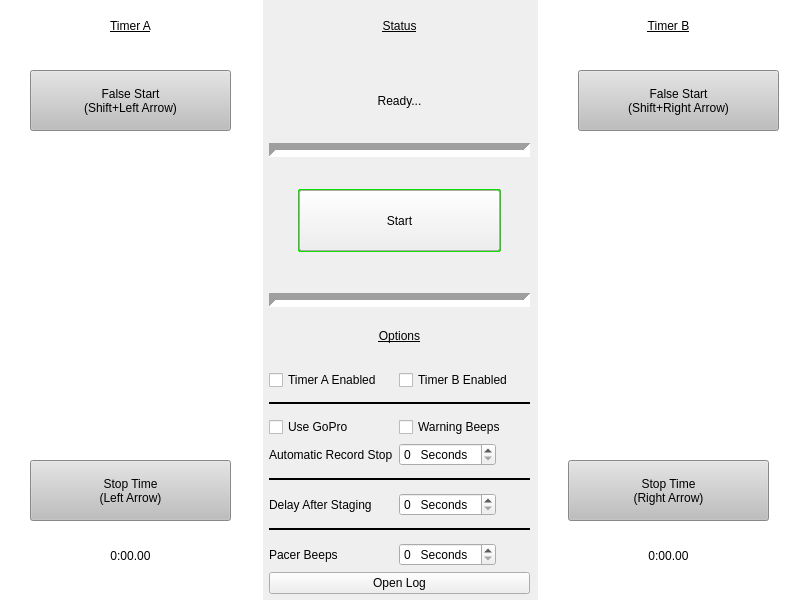
Quantum158/SpeedController, file modules/GUI.ui: the form before one commit.
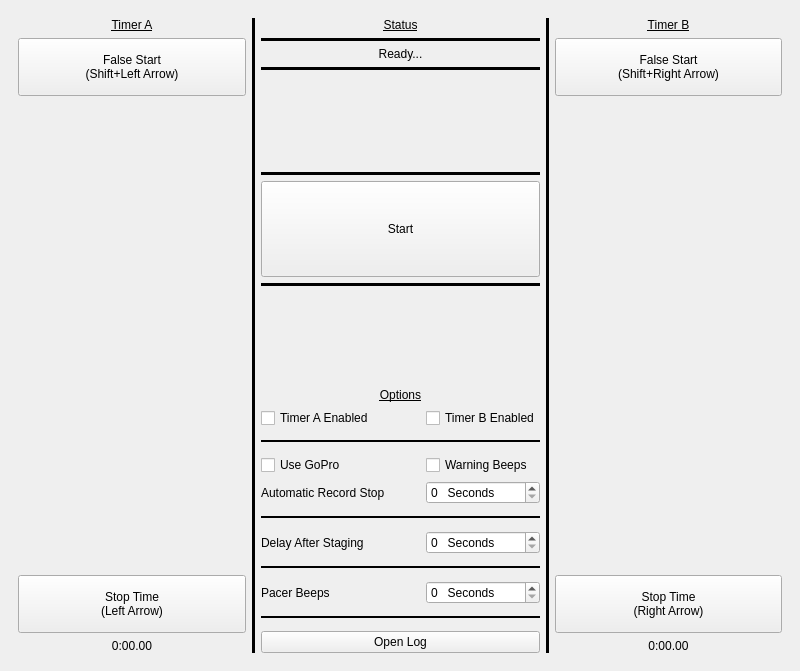
The form after the commit.

What changed in the file:
```diff
--- a/modules/GUI.ui
+++ b/modules/GUI.ui
@@ -7,7 +7,7 @@
     <x>0</x>
     <y>0</y>
     <width>800</width>
-    <height>600</height>
+    <height>671</height>
    </rect>
   </property>
   <property name="minimumSize">
@@ -18,8 +18,8 @@
   </property>
   <property name="maximumSize">
    <size>
-    <width>800</width>
-    <height>600</height>
+    <width>16777215</width>
+    <height>16777215</height>
    </size>
   </property>
   <property name="mouseTracking">
@@ -43,34 +43,23 @@
    </property>
    <property name="maximumSize">
     <size>
-     <width>800</width>
-     <height>600</height>
+     <width>16777215</width>
+     <height>16777215</height>
     </size>
    </property>
-   <widget class="QWidget" name="horizontalLayoutWidget">
-    <property name="geometry">
-     <rect>
-      <x>0</x>
-      <y>0</y>
-      <width>801</width>
-      <height>621</height>
-     </rect>
-    </property>
+   <layout class="QGridLayout" name="gridLayout">
+    <item row="0" column="0">
     <layout class="QHBoxLayout" name="MainLayout">
      <item>
-      <widget class="QWidget" name="AHalf" native="true">
-       <property name="styleSheet">
-        <string notr="true">background-color: rgb(255, 255, 255);</string>
-       </property>
+       <widget class="QWidget" name="CenterPart" native="true">
+        <property name="enabled">
+         <bool>true</bool>
+        </property>
+        <layout class="QHBoxLayout" name="horizontalLayout_3">
+         <item>
+          <layout class="QVBoxLayout" name="ALayout">
+           <item>
        <widget class="QLabel" name="TimerALabel">
-        <property name="geometry">
-         <rect>
-          <x>0</x>
-          <y>0</y>
-          <width>261</width>
-          <height>51</height>
-         </rect>
-        </property>
         <property name="styleSheet">
          <string notr="true">font: 40pt &quot;Calibri&quot;;
 text-decoration: underline;</string>
@@ -82,75 +71,96 @@
          <set>Qt::AlignCenter</set>
         </property>
        </widget>
-       <widget class="QLabel" name="TimerATime">
-        <property name="geometry">
-         <rect>
-          <x>0</x>
-          <y>530</y>
-          <width>261</width>
-          <height>51</height>
-         </rect>
-        </property>
-        <property name="styleSheet">
-         <string notr="true">font: 40pt &quot;Calibri&quot;;</string>
-        </property>
-        <property name="text">
-         <string>0:00.00</string>
-        </property>
-        <property name="alignment">
-         <set>Qt::AlignCenter</set>
-        </property>
-       </widget>
+           </item>
+           <item>
        <widget class="QPushButton" name="AFalseStart">
-        <property name="geometry">
-         <rect>
-          <x>30</x>
-          <y>70</y>
-          <width>201</width>
-          <height>61</height>
-         </rect>
+             <property name="sizePolicy">
+              <sizepolicy hsizetype="MinimumExpanding" vsizetype="Preferred">
+               <horstretch>0</horstretch>
+               <verstretch>0</verstretch>
+              </sizepolicy>
+             </property>
+             <property name="minimumSize">
+              <size>
+               <width>0</width>
+               <height>58</height>
+              </size>
         </property>
         <property name="styleSheet">
-         <string notr="true">font: 16pt &quot;MS Shell Dlg 2&quot;; background-color: rgb(190, 190, 190);</string>
+              <string notr="true">font: 16pt &quot;MS Shell Dlg 2&quot;;</string>
         </property>
         <property name="text">
          <string>False Start
 (Shift+Left Arrow)</string>
         </property>
        </widget>
+           </item>
+           <item>
+            <widget class="QWidget" name="AColourDisplay" native="true">
+             <property name="sizePolicy">
+              <sizepolicy hsizetype="MinimumExpanding" vsizetype="MinimumExpanding">
+               <horstretch>0</horstretch>
+               <verstretch>0</verstretch>
+              </sizepolicy>
+             </property>
+            </widget>
+           </item>
+           <item>
        <widget class="QPushButton" name="AStopTime">
-        <property name="geometry">
-         <rect>
-          <x>30</x>
-          <y>460</y>
-          <width>201</width>
-          <height>61</height>
-         </rect>
+             <property name="sizePolicy">
+              <sizepolicy hsizetype="MinimumExpanding" vsizetype="Fixed">
+               <horstretch>0</horstretch>
+               <verstretch>0</verstretch>
+              </sizepolicy>
+             </property>
+             <property name="minimumSize">
+              <size>
+               <width>0</width>
+               <height>58</height>
+              </size>
         </property>
         <property name="styleSheet">
-         <string notr="true">font: 16pt &quot;MS Shell Dlg 2&quot;; background-color: rgb(190, 190, 190);</string>
+              <string notr="true">font: 16pt &quot;MS Shell Dlg 2&quot;;
+alternate-background-color: rgb(85, 255, 255);</string>
         </property>
         <property name="text">
          <string>Stop Time
 (Left Arrow)</string>
         </property>
        </widget>
-      </widget>
-     </item>
+           </item>
+           <item>
+            <widget class="QLabel" name="TimerATime">
+             <property name="styleSheet">
+              <string notr="true">font: 40pt &quot;Calibri&quot;;</string>
+             </property>
+             <property name="text">
+              <string>0:00.00</string>
+             </property>
+             <property name="alignment">
+              <set>Qt::AlignCenter</set>
+             </property>
+            </widget>
+           </item>
+          </layout>
+         </item>
      <item>
-      <widget class="QWidget" name="CentralUnit" native="true">
-       <property name="enabled">
-        <bool>true</bool>
-       </property>
+          <widget class="Line" name="ACenterLine">
+           <property name="frameShadow">
+            <enum>QFrame::Plain</enum>
+           </property>
+           <property name="lineWidth">
+            <number>3</number>
+           </property>
+           <property name="orientation">
+            <enum>Qt::Vertical</enum>
+           </property>
+          </widget>
+         </item>
+         <item>
+          <layout class="QVBoxLayout" name="CenterLayout">
+           <item>
        <widget class="QLabel" name="StatusLabel">
-        <property name="geometry">
-         <rect>
-          <x>0</x>
-          <y>0</y>
-          <width>261</width>
-          <height>51</height>
-         </rect>
-        </property>
         <property name="styleSheet">
          <string notr="true">font: 40pt &quot;Calibri&quot;;
 text-decoration: underline;</string>
@@ -162,15 +172,37 @@
          <set>Qt::AlignCenter</set>
         </property>
        </widget>
+           </item>
+           <item>
+            <widget class="Line" name="StatusControlLineSep_3">
+             <property name="sizePolicy">
+              <sizepolicy hsizetype="Minimum" vsizetype="Minimum">
+               <horstretch>0</horstretch>
+               <verstretch>0</verstretch>
+              </sizepolicy>
+             </property>
+             <property name="minimumSize">
+              <size>
+               <width>0</width>
+               <height>0</height>
+              </size>
+             </property>
+             <property name="styleSheet">
+              <string notr="true">font: 14pt &quot;MS Shell Dlg 2&quot;;</string>
+             </property>
+             <property name="frameShadow">
+              <enum>QFrame::Plain</enum>
+             </property>
+             <property name="lineWidth">
+              <number>7</number>
+             </property>
+             <property name="orientation">
+              <enum>Qt::Horizontal</enum>
+             </property>
+            </widget>
+           </item>
+           <item>
        <widget class="QLabel" name="textStatus">
-        <property name="geometry">
-         <rect>
-          <x>10</x>
-          <y>60</y>
-          <width>241</width>
-          <height>81</height>
-         </rect>
-        </property>
         <property name="styleSheet">
          <string notr="true">font: 22pt &quot;MS Shell Dlg 2&quot;;</string>
         </property>
@@ -181,14 +213,55 @@
          <set>Qt::AlignCenter</set>
         </property>
        </widget>
+           </item>
+           <item>
+            <widget class="Line" name="StatusControlLineSep_2">
+             <property name="sizePolicy">
+              <sizepolicy hsizetype="Minimum" vsizetype="Minimum">
+               <horstretch>0</horstretch>
+               <verstretch>0</verstretch>
+              </sizepolicy>
+             </property>
+             <property name="minimumSize">
+              <size>
+               <width>0</width>
+               <height>0</height>
+              </size>
+             </property>
+             <property name="styleSheet">
+              <string notr="true">font: 14pt &quot;MS Shell Dlg 2&quot;;</string>
+             </property>
+             <property name="frameShadow">
+              <enum>QFrame::Plain</enum>
+             </property>
+             <property name="lineWidth">
+              <number>7</number>
+             </property>
+             <property name="orientation">
+              <enum>Qt::Horizontal</enum>
+             </property>
+            </widget>
+           </item>
+           <item>
+            <spacer name="CenterSpacer1">
+             <property name="orientation">
+              <enum>Qt::Vertical</enum>
+             </property>
+             <property name="sizeHint" stdset="0">
+              <size>
+               <width>20</width>
+               <height>40</height>
+              </size>
+             </property>
+            </spacer>
+           </item>
+           <item>
        <widget class="Line" name="StatusControlLineSep">
-        <property name="geometry">
-         <rect>
-          <x>0</x>
-          <y>140</y>
-          <width>261</width>
-          <height>21</height>
-         </rect>
+             <property name="sizePolicy">
+              <sizepolicy hsizetype="Minimum" vsizetype="Minimum">
+               <horstretch>0</horstretch>
+               <verstretch>0</verstretch>
+              </sizepolicy>
         </property>
         <property name="minimumSize">
          <size>
@@ -199,6 +272,9 @@
         <property name="styleSheet">
          <string notr="true">font: 14pt &quot;MS Shell Dlg 2&quot;;</string>
         </property>
+             <property name="frameShadow">
+              <enum>QFrame::Plain</enum>
+             </property>
         <property name="lineWidth">
          <number>7</number>
         </property>
@@ -206,14 +282,20 @@
          <enum>Qt::Horizontal</enum>
         </property>
        </widget>
+           </item>
+           <item>
        <widget class="QPushButton" name="pushController">
-        <property name="geometry">
-         <rect>
-          <x>30</x>
-          <y>190</y>
-          <width>201</width>
-          <height>61</height>
-         </rect>
+             <property name="sizePolicy">
+              <sizepolicy hsizetype="Minimum" vsizetype="MinimumExpanding">
+               <horstretch>0</horstretch>
+               <verstretch>0</verstretch>
+              </sizepolicy>
+             </property>
+             <property name="minimumSize">
+              <size>
+               <width>0</width>
+               <height>80</height>
+              </size>
         </property>
         <property name="styleSheet">
          <string notr="true">font: 25pt &quot;MS Shell Dlg 2&quot;;</string>
@@ -221,6 +303,12 @@
         <property name="text">
          <string>Start</string>
         </property>
+             <property name="iconSize">
+              <size>
+               <width>16</width>
+               <height>16</height>
+              </size>
+             </property>
         <property name="checkable">
          <bool>false</bool>
         </property>
@@ -237,14 +325,14 @@
          <bool>false</bool>
         </property>
        </widget>
+           </item>
+           <item>
        <widget class="Line" name="ControllOptionLineSep">
-        <property name="geometry">
-         <rect>
-          <x>0</x>
-          <y>290</y>
-          <width>261</width>
-          <height>21</height>
-         </rect>
+             <property name="sizePolicy">
+              <sizepolicy hsizetype="Minimum" vsizetype="Minimum">
+               <horstretch>0</horstretch>
+               <verstretch>0</verstretch>
+              </sizepolicy>
         </property>
         <property name="minimumSize">
          <size>
@@ -258,6 +346,9 @@
         <property name="styleSheet">
          <string notr="true">font: 14pt &quot;MS Shell Dlg 2&quot;;</string>
         </property>
+             <property name="frameShadow">
+              <enum>QFrame::Plain</enum>
+             </property>
         <property name="lineWidth">
          <number>7</number>
         </property>
@@ -268,15 +359,22 @@
          <enum>Qt::Horizontal</enum>
         </property>
        </widget>
+           </item>
+           <item>
+            <spacer name="CenterSpacer2">
+             <property name="orientation">
+              <enum>Qt::Vertical</enum>
+             </property>
+             <property name="sizeHint" stdset="0">
+              <size>
+               <width>20</width>
+               <height>40</height>
+              </size>
+             </property>
+            </spacer>
+           </item>
+           <item>
        <widget class="QLabel" name="OptionsLabel">
-        <property name="geometry">
-         <rect>
-          <x>0</x>
-          <y>310</y>
-          <width>261</width>
-          <height>51</height>
-         </rect>
-        </property>
         <property name="styleSheet">
          <string notr="true">font: 40pt &quot;Calibri&quot;;
 text-decoration: underline;</string>
@@ -288,25 +386,109 @@
          <set>Qt::AlignCenter</set>
         </property>
        </widget>
-       <widget class="QWidget" name="formLayoutWidget_2">
-        <property name="geometry">
-         <rect>
-          <x>0</x>
-          <y>370</y>
-          <width>261</width>
-          <height>224</height>
-         </rect>
-        </property>
-        <layout class="QFormLayout" name="OptionsLayout">
-         <item row="1" column="0">
+           </item>
+           <item>
+            <layout class="QGridLayout" name="OptionsGrid" columnstretch="0,0,0,0">
+             <property name="sizeConstraint">
+              <enum>QLayout::SetMinimumSize</enum>
+             </property>
+             <item row="4" column="3">
+              <widget class="QSpinBox" name="RecordSpin">
+               <property name="sizePolicy">
+                <sizepolicy hsizetype="Minimum" vsizetype="Minimum">
+                 <horstretch>0</horstretch>
+                 <verstretch>0</verstretch>
+                </sizepolicy>
+               </property>
+               <property name="toolTip">
+                <string>&lt;html&gt;&lt;head/&gt;&lt;body&gt;&lt;p&gt;Camera will automatically stop recording this many seconds after climbing has started&lt;/p&gt;&lt;p&gt;(Note: This setting is based on when the climb begins. The camera starts recording ~4 seconds before climbing, this is not included)&lt;/p&gt;&lt;p&gt;Setting this value to `0` will disable the system from automatically stopping the camera&lt;/p&gt;&lt;/body&gt;&lt;/html&gt;</string>
+               </property>
+               <property name="keyboardTracking">
+                <bool>true</bool>
+               </property>
+               <property name="suffix">
+                <string>   Seconds</string>
+               </property>
+               <property name="displayIntegerBase">
+                <number>10</number>
+               </property>
+              </widget>
+             </item>
+             <item row="3" column="1">
+              <widget class="QCheckBox" name="checkGoProCommands">
+               <property name="sizePolicy">
+                <sizepolicy hsizetype="Minimum" vsizetype="Minimum">
+                 <horstretch>0</horstretch>
+                 <verstretch>0</verstretch>
+                </sizepolicy>
+               </property>
+               <property name="text">
+                <string>Use GoPro</string>
+               </property>
+              </widget>
+             </item>
+             <item row="1" column="1">
           <widget class="QCheckBox" name="checkATimerEnable">
+               <property name="sizePolicy">
+                <sizepolicy hsizetype="Minimum" vsizetype="Minimum">
+                 <horstretch>0</horstretch>
+                 <verstretch>0</verstretch>
+                </sizepolicy>
+               </property>
            <property name="text">
             <string>Timer A Enabled</string>
            </property>
           </widget>
          </item>
-         <item row="1" column="1">
+             <item row="8" column="3">
+              <widget class="QSpinBox" name="StageDelaySpin">
+               <property name="sizePolicy">
+                <sizepolicy hsizetype="Minimum" vsizetype="Minimum">
+                 <horstretch>0</horstretch>
+                 <verstretch>0</verstretch>
+                </sizepolicy>
+               </property>
+               <property name="toolTip">
+                <string>&lt;html&gt;&lt;head/&gt;&lt;body&gt;&lt;p&gt;System will wait said time after start is pressed before playing the start tones&lt;/p&gt;&lt;/body&gt;&lt;/html&gt;</string>
+               </property>
+               <property name="suffix">
+                <string>   Seconds</string>
+               </property>
+               <property name="prefix">
+                <string/>
+               </property>
+              </widget>
+             </item>
+             <item row="7" column="1" colspan="3">
+              <widget class="Line" name="OptionsLine1">
+               <property name="minimumSize">
+                <size>
+                 <width>15</width>
+                 <height>15</height>
+                </size>
+               </property>
+               <property name="frameShadow">
+                <enum>QFrame::Plain</enum>
+               </property>
+               <property name="lineWidth">
+                <number>2</number>
+               </property>
+               <property name="midLineWidth">
+                <number>0</number>
+               </property>
+               <property name="orientation">
+                <enum>Qt::Horizontal</enum>
+               </property>
+              </widget>
+             </item>
+             <item row="1" column="3">
           <widget class="QCheckBox" name="checkBTimerEnable">
+               <property name="sizePolicy">
+                <sizepolicy hsizetype="Minimum" vsizetype="Minimum">
+                 <horstretch>0</horstretch>
+                 <verstretch>0</verstretch>
+                </sizepolicy>
+               </property>
            <property name="layoutDirection">
             <enum>Qt::LeftToRight</enum>
            </property>
@@ -321,8 +503,8 @@
            </property>
           </widget>
          </item>
-         <item row="2" column="0" colspan="2">
-          <widget class="Line" name="OptionsTopLine">
+             <item row="2" column="1" colspan="3">
+              <widget class="Line" name="OptionsLine0">
            <property name="minimumSize">
             <size>
              <width>15</width>
@@ -343,15 +525,14 @@
            </property>
           </widget>
          </item>
-         <item row="3" column="0">
-          <widget class="QCheckBox" name="checkGoProCommands">
-           <property name="text">
-            <string>Use GoPro</string>
-           </property>
-          </widget>
-         </item>
-         <item row="3" column="1">
+             <item row="3" column="3">
           <widget class="QCheckBox" name="GoProWarningBeeps">
+               <property name="sizePolicy">
+                <sizepolicy hsizetype="Minimum" vsizetype="Minimum">
+                 <horstretch>0</horstretch>
+                 <verstretch>0</verstretch>
+                </sizepolicy>
+               </property>
            <property name="layoutDirection">
             <enum>Qt::LeftToRight</enum>
            </property>
@@ -360,48 +541,75 @@
            </property>
           </widget>
          </item>
-         <item row="4" column="0">
+             <item row="10" column="3">
+              <widget class="QSpinBox" name="PacerBeepsSpin">
+               <property name="sizePolicy">
+                <sizepolicy hsizetype="Minimum" vsizetype="Minimum">
+                 <horstretch>0</horstretch>
+                 <verstretch>0</verstretch>
+                </sizepolicy>
+               </property>
+               <property name="toolTip">
+                <string>&lt;html&gt;&lt;head/&gt;&lt;body&gt;&lt;p&gt;&amp;lt;SOMEONE NEEDS TO HELP ME DESCRIBE THIS&amp;gt;&lt;/p&gt;&lt;/body&gt;&lt;/html&gt;</string>
+               </property>
+               <property name="keyboardTracking">
+                <bool>true</bool>
+               </property>
+               <property name="suffix">
+                <string>   Seconds</string>
+               </property>
+              </widget>
+             </item>
+             <item row="1" column="2">
+              <spacer name="OptionSpacer">
+               <property name="orientation">
+                <enum>Qt::Horizontal</enum>
+               </property>
+               <property name="sizeHint" stdset="0">
+                <size>
+                 <width>40</width>
+                 <height>20</height>
+                </size>
+               </property>
+              </spacer>
+             </item>
+             <item row="9" column="1" colspan="3">
+              <widget class="Line" name="OptionsLine2">
+               <property name="minimumSize">
+                <size>
+                 <width>15</width>
+                 <height>15</height>
+                </size>
+               </property>
+               <property name="frameShadow">
+                <enum>QFrame::Plain</enum>
+               </property>
+               <property name="lineWidth">
+                <number>2</number>
+               </property>
+               <property name="midLineWidth">
+                <number>0</number>
+               </property>
+               <property name="orientation">
+                <enum>Qt::Horizontal</enum>
+               </property>
+              </widget>
+             </item>
+             <item row="4" column="1" colspan="2">
           <widget class="QLabel" name="RecordStopLabel">
+               <property name="sizePolicy">
+                <sizepolicy hsizetype="Preferred" vsizetype="Minimum">
+                 <horstretch>0</horstretch>
+                 <verstretch>0</verstretch>
+                </sizepolicy>
+               </property>
            <property name="text">
             <string>Automatic Record Stop</string>
            </property>
           </widget>
          </item>
-         <item row="4" column="1">
-          <layout class="QHBoxLayout" name="RecordLayout">
-           <item>
-            <widget class="QSpinBox" name="RecordSpin">
-             <property name="toolTip">
-              <string>&lt;html&gt;&lt;head/&gt;&lt;body&gt;&lt;p&gt;Camera will automatically stop recording this many seconds after climbing has started&lt;/p&gt;&lt;p&gt;(Note: This setting is based on when the climb begins. The camera starts recording ~4 seconds before climbing, this is not included)&lt;/p&gt;&lt;p&gt;Setting this value to `0` will disable the system from automatically stopping the camera&lt;/p&gt;&lt;/body&gt;&lt;/html&gt;</string>
-             </property>
-             <property name="keyboardTracking">
-              <bool>true</bool>
-             </property>
-             <property name="suffix">
-              <string>   Seconds</string>
-             </property>
-             <property name="displayIntegerBase">
-              <number>10</number>
-             </property>
-            </widget>
-           </item>
-           <item>
-            <spacer name="SpacerRecord">
-             <property name="orientation">
-              <enum>Qt::Horizontal</enum>
-             </property>
-             <property name="sizeHint" stdset="0">
-              <size>
-               <width>40</width>
-               <height>20</height>
-              </size>
-             </property>
-            </spacer>
-           </item>
-          </layout>
-         </item>
-         <item row="5" column="0" colspan="2">
-          <widget class="Line" name="OptionsMiddleLine">
+             <item row="11" column="1" colspan="3">
+              <widget class="Line" name="OptionsLine3">
            <property name="minimumSize">
             <size>
              <width>15</width>
@@ -422,123 +630,51 @@
            </property>
           </widget>
          </item>
-         <item row="6" column="0">
+             <item row="8" column="1" colspan="2">
           <widget class="QLabel" name="delayAfterStagingLabel">
+               <property name="sizePolicy">
+                <sizepolicy hsizetype="Preferred" vsizetype="Minimum">
+                 <horstretch>0</horstretch>
+                 <verstretch>0</verstretch>
+                </sizepolicy>
+               </property>
            <property name="text">
             <string>Delay After Staging</string>
            </property>
           </widget>
          </item>
-         <item row="6" column="1">
-          <layout class="QHBoxLayout" name="StageDelayLayout">
-           <item>
-            <widget class="QSpinBox" name="StageDelaySpin">
-             <property name="toolTip">
-              <string>&lt;html&gt;&lt;head/&gt;&lt;body&gt;&lt;p&gt;System will wait said time after start is pressed before playing the start tones&lt;/p&gt;&lt;/body&gt;&lt;/html&gt;</string>
-             </property>
-             <property name="suffix">
-              <string>   Seconds</string>
-             </property>
-             <property name="prefix">
-              <string/>
-             </property>
-            </widget>
-           </item>
-           <item>
-            <spacer name="SpacerStageDelay">
-             <property name="orientation">
-              <enum>Qt::Horizontal</enum>
-             </property>
-             <property name="sizeHint" stdset="0">
-              <size>
-               <width>40</width>
-               <height>20</height>
-              </size>
-             </property>
-            </spacer>
-           </item>
-          </layout>
-         </item>
-         <item row="7" column="0" colspan="2">
-          <widget class="Line" name="OptionsBottomLine">
-           <property name="minimumSize">
-            <size>
-             <width>15</width>
-             <height>15</height>
-            </size>
-           </property>
-           <property name="frameShadow">
-            <enum>QFrame::Plain</enum>
-           </property>
-           <property name="lineWidth">
-            <number>2</number>
-           </property>
-           <property name="midLineWidth">
-            <number>0</number>
-           </property>
-           <property name="orientation">
-            <enum>Qt::Horizontal</enum>
-           </property>
-          </widget>
-         </item>
-         <item row="8" column="0">
+             <item row="10" column="1" colspan="2">
           <widget class="QLabel" name="PacerLabel">
+               <property name="sizePolicy">
+                <sizepolicy hsizetype="Preferred" vsizetype="Minimum">
+                 <horstretch>0</horstretch>
+                 <verstretch>0</verstretch>
+                </sizepolicy>
+               </property>
            <property name="text">
             <string>Pacer Beeps</string>
            </property>
           </widget>
          </item>
-         <item row="8" column="1">
-          <layout class="QHBoxLayout" name="PacerLayout">
-           <item>
-            <widget class="QSpinBox" name="PacerBeepsSpin">
-             <property name="toolTip">
-              <string>&lt;html&gt;&lt;head/&gt;&lt;body&gt;&lt;p&gt;&amp;lt;SOMEONE NEEDS TO HELP ME DESCRIBE THIS&amp;gt;&lt;/p&gt;&lt;/body&gt;&lt;/html&gt;</string>
-             </property>
-             <property name="keyboardTracking">
-              <bool>true</bool>
-             </property>
-             <property name="suffix">
-              <string>   Seconds</string>
-             </property>
-            </widget>
-           </item>
-           <item>
-            <spacer name="SpacerPacer">
-             <property name="orientation">
-              <enum>Qt::Horizontal</enum>
-             </property>
-             <property name="sizeHint" stdset="0">
-              <size>
-               <width>40</width>
-               <height>20</height>
-              </size>
-             </property>
-            </spacer>
-           </item>
-          </layout>
-         </item>
-         <item row="9" column="0" colspan="2">
+             <item row="12" column="1" colspan="3">
           <widget class="QPushButton" name="OpenLogPush">
+               <property name="sizePolicy">
+                <sizepolicy hsizetype="Preferred" vsizetype="Minimum">
+                 <horstretch>0</horstretch>
+                 <verstretch>0</verstretch>
+                </sizepolicy>
+               </property>
            <property name="text">
             <string>Open Log</string>
            </property>
           </widget>
          </item>
         </layout>
-       </widget>
-       <widget class="Line" name="ControlOutlineBottom">
-        <property name="geometry">
-         <rect>
-          <x>30</x>
-          <y>240</y>
-          <width>201</width>
-          <height>21</height>
-         </rect>
-        </property>
-        <property name="styleSheet">
-         <string notr="true">color: rgb(16, 220, 2);</string>
-        </property>
+           </item>
+          </layout>
+         </item>
+         <item>
+          <widget class="Line" name="CenterBLin">
         <property name="frameShadow">
          <enum>QFrame::Plain</enum>
         </property>
@@ -546,105 +682,14 @@
          <number>3</number>
         </property>
         <property name="orientation">
-         <enum>Qt::Horizontal</enum>
-        </property>
-       </widget>
-       <widget class="Line" name="ControlOutlineTop">
-        <property name="geometry">
-         <rect>
-          <x>30</x>
-          <y>180</y>
-          <width>201</width>
-          <height>21</height>
-         </rect>
-        </property>
-        <property name="styleSheet">
-         <string notr="true">color: rgb(16, 220, 2);</string>
-        </property>
-        <property name="frameShadow">
-         <enum>QFrame::Plain</enum>
-        </property>
-        <property name="lineWidth">
-         <number>3</number>
-        </property>
-        <property name="orientation">
-         <enum>Qt::Horizontal</enum>
-        </property>
-       </widget>
-       <widget class="Line" name="ControlOutlineRight">
-        <property name="geometry">
-         <rect>
-          <x>220</x>
-          <y>190</y>
-          <width>20</width>
-          <height>61</height>
-         </rect>
-        </property>
-        <property name="styleSheet">
-         <string notr="true">color: rgb(16, 220, 2);</string>
-        </property>
-        <property name="frameShadow">
-         <enum>QFrame::Plain</enum>
-        </property>
-        <property name="lineWidth">
-         <number>3</number>
-        </property>
-        <property name="orientation">
          <enum>Qt::Vertical</enum>
         </property>
        </widget>
-       <widget class="Line" name="ControlOutlineLeft">
-        <property name="geometry">
-         <rect>
-          <x>20</x>
-          <y>190</y>
-          <width>21</width>
-          <height>61</height>
-         </rect>
-        </property>
-        <property name="styleSheet">
-         <string notr="true">color: rgb(16, 220, 2);</string>
-        </property>
-        <property name="frameShadow">
-         <enum>QFrame::Plain</enum>
-        </property>
-        <property name="lineWidth">
-         <number>3</number>
-        </property>
-        <property name="orientation">
-         <enum>Qt::Vertical</enum>
-        </property>
-       </widget>
-       <zorder>StatusLabel</zorder>
-       <zorder>textStatus</zorder>
-       <zorder>StatusControlLineSep</zorder>
-       <zorder>ControllOptionLineSep</zorder>
-       <zorder>OptionsLabel</zorder>
-       <zorder>formLayoutWidget_2</zorder>
-       <zorder>ControlOutlineBottom</zorder>
-       <zorder>ControlOutlineTop</zorder>
-       <zorder>ControlOutlineRight</zorder>
-       <zorder>ControlOutlineLeft</zorder>
-       <zorder>pushController</zorder>
-      </widget>
      </item>
      <item>
-      <widget class="QWidget" name="BHalf" native="true">
-       <property name="enabled">
-        <bool>true</bool>
-       </property>
-       <property name="styleSheet">
-        <string notr="true">background-color: rgb(255, 255, 255);</string>
-       </property>
+          <layout class="QVBoxLayout" name="BLayout">
+           <item>
        <widget class="QLabel" name="TimerBLabel">
-        <property name="geometry">
-         <rect>
-          <x>0</x>
-          <y>0</y>
-          <width>261</width>
-          <height>51</height>
-         </rect>
-        </property>
         <property name="styleSheet">
          <string notr="true">font: 40pt &quot;Calibri&quot;;
 text-decoration: underline;</string>
@@ -656,43 +701,62 @@
          <set>Qt::AlignCenter</set>
         </property>
        </widget>
-       <widget class="QLabel" name="TimerBTime">
-        <property name="geometry">
-         <rect>
-          <x>0</x>
-          <y>530</y>
-          <width>261</width>
-          <height>51</height>
-         </rect>
+           </item>
+           <item>
+            <widget class="QPushButton" name="BFalseStart">
+             <property name="sizePolicy">
+              <sizepolicy hsizetype="MinimumExpanding" vsizetype="Fixed">
+               <horstretch>0</horstretch>
+               <verstretch>0</verstretch>
+              </sizepolicy>
+             </property>
+             <property name="minimumSize">
+              <size>
+               <width>0</width>
+               <height>58</height>
+              </size>
         </property>
         <property name="styleSheet">
-         <string notr="true">font: 40pt &quot;Calibri&quot;;
-</string>
+              <string notr="true">font: 16pt &quot;MS Shell Dlg 2&quot;;</string>
         </property>
         <property name="text">
-         <string>0:00.00</string>
-        </property>
-        <property name="alignment">
-         <set>Qt::AlignCenter</set>
-        </property>
-       </widget>
+              <string>False Start
+(Shift+Right Arrow)</string>
+             </property>
+            </widget>
+           </item>
+           <item>
+            <widget class="QWidget" name="BColourDisplay" native="true">
+             <property name="sizePolicy">
+              <sizepolicy hsizetype="MinimumExpanding" vsizetype="MinimumExpanding">
+               <horstretch>0</horstretch>
+               <verstretch>0</verstretch>
+              </sizepolicy>
+             </property>
+            </widget>
+           </item>
+           <item>
        <widget class="QPushButton" name="BStopTime">
         <property name="enabled">
          <bool>true</bool>
         </property>
-        <property name="geometry">
-         <rect>
-          <x>30</x>
-          <y>460</y>
-          <width>201</width>
-          <height>61</height>
-         </rect>
+             <property name="sizePolicy">
+              <sizepolicy hsizetype="MinimumExpanding" vsizetype="Fixed">
+               <horstretch>0</horstretch>
+               <verstretch>0</verstretch>
+              </sizepolicy>
+             </property>
+             <property name="minimumSize">
+              <size>
+               <width>0</width>
+               <height>58</height>
+              </size>
         </property>
         <property name="autoFillBackground">
          <bool>false</bool>
         </property>
         <property name="styleSheet">
-         <string notr="true">font: 16pt &quot;MS Shell Dlg 2&quot;; background-color: rgb(190, 190, 190);</string>
+              <string notr="true">font: 16pt &quot;MS Shell Dlg 2&quot;;</string>
         </property>
         <property name="text">
          <string>Stop Time
@@ -708,27 +772,29 @@
          <bool>false</bool>
         </property>
        </widget>
-       <widget class="QPushButton" name="BFalseStart">
-        <property name="geometry">
-         <rect>
-          <x>40</x>
-          <y>70</y>
-          <width>201</width>
-          <height>61</height>
-         </rect>
-        </property>
+           </item>
+           <item>
+            <widget class="QLabel" name="TimerBTime">
         <property name="styleSheet">
-         <string notr="true">font: 16pt &quot;MS Shell Dlg 2&quot;; background-color: rgb(190, 190, 190);</string>
+              <string notr="true">font: 40pt &quot;Calibri&quot;;
+</string>
         </property>
         <property name="text">
-         <string>False Start
-(Shift+Right Arrow)</string>
-        </property>
-       </widget>
-      </widget>
-     </item>
-    </layout>
-   </widget>
+              <string>0:00.00</string>
+             </property>
+             <property name="alignment">
+              <set>Qt::AlignCenter</set>
+             </property>
+            </widget>
+           </item>
+          </layout>
+         </item>
+        </layout>
+       </widget>
+      </item>
+     </layout>
+    </item>
+   </layout>
   </widget>
  </widget>
  <resources/>
```
Lines whose indentation alone changed are shown as unchanged.
